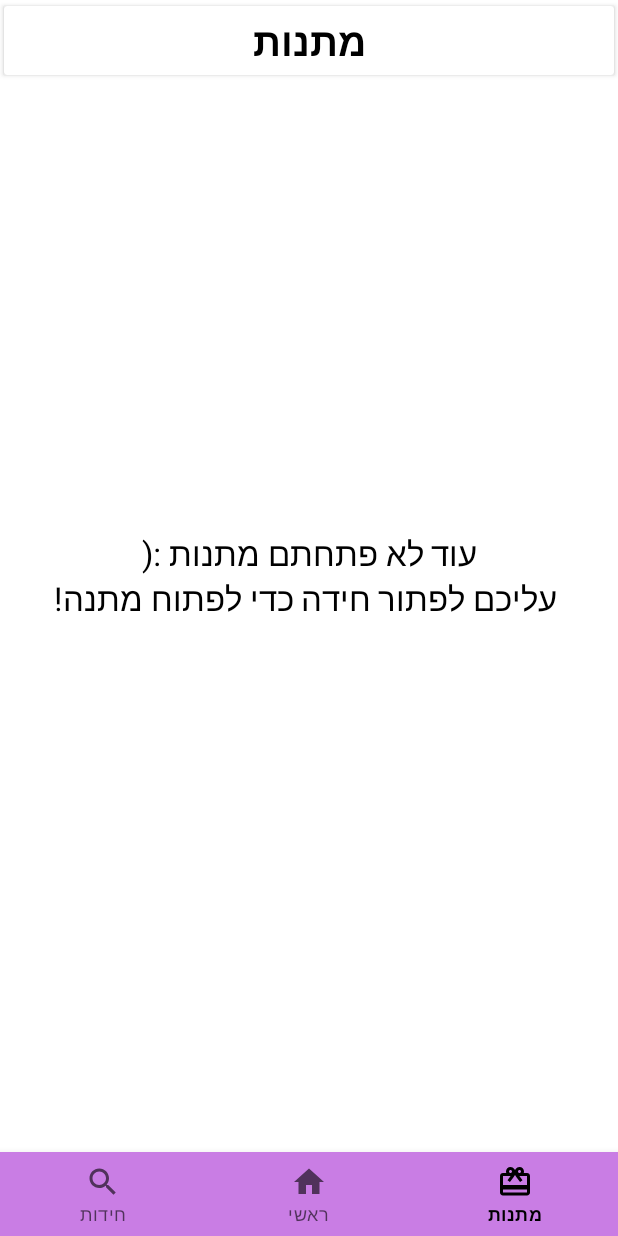
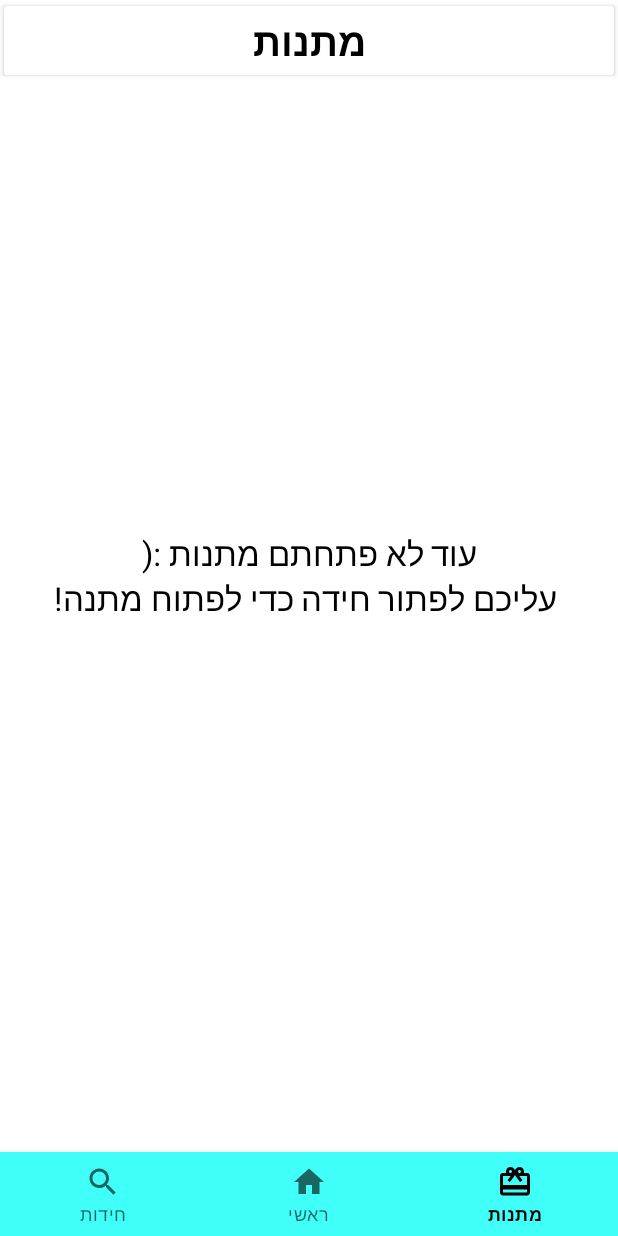
Before and after one commit to MishelK/T-L-Wedding, an Android app: the screen it shows after launch (MainActivity), item 3 of the bottom bar chosen, on a phone screen of 412 x 824 dp. Run offline under Robolectric (Android 15) with nearby library versions, the light colour scheme and no system bars; 2 statements that could not run were skipped.

Commit message:
Added circular progress bar to main page, finished present data input, changed app primary color

```diff
--- a/app/build.gradle
+++ b/app/build.gradle
@@ -45,4 +45,5 @@ dependencies {
     implementation 'com.google.code.gson:gson:2.9.1'
     implementation 'com.github.bumptech.glide:glide:4.13.2'
     annotationProcessor 'com.github.bumptech.glide:compiler:4.13.2'
+    implementation 'com.mikhaellopez:circularprogressbar:3.1.0'
 }
--- a/app/src/main/java/com/mishelk/talia_lior_wedding/adapters/PresentAdapter.kt
+++ b/app/src/main/java/com/mishelk/talia_lior_wedding/adapters/PresentAdapter.kt
@@ -7,6 +7,7 @@ import android.view.ViewGroup
 import android.widget.ImageView
 import android.widget.RelativeLayout
 import android.widget.TextView
+import androidx.core.view.isGone
 import androidx.recyclerview.widget.RecyclerView
 import com.mishelk.talia_lior_wedding.R
 import com.mishelk.talia_lior_wedding.data_classes.Present
@@ -28,11 +29,11 @@ class PresentAdapter(
         val present: Present = data[position]
         holder.tvTitle.text = present.title
         holder.tvDescription.text = present.description
+        holder.tvDescription.isGone = present.description?.isEmpty() == true
         if (present.presentType == Present.PresentType.VOUCHER.id)
             holder.ivImage.setImageResource(R.drawable.gift)
         else if (present.presentType == Present.PresentType.VIDEO.id)
             holder.ivImage.setImageResource(R.drawable.ic_camera)
-
         holder.rlContent.setOnClickListener {
             onItemSelectedListener?.onItemSelected(data[position], position)
         }
--- a/app/src/main/java/com/mishelk/talia_lior_wedding/bottom_sheets/PresentBottomSheet.kt
+++ b/app/src/main/java/com/mishelk/talia_lior_wedding/bottom_sheets/PresentBottomSheet.kt
@@ -7,6 +7,7 @@ import android.widget.ImageView
 import android.widget.LinearLayout
 import android.widget.TextView
 import androidx.cardview.widget.CardView
+import androidx.core.view.isGone
 import androidx.core.view.isVisible
 import com.bumptech.glide.Glide
 import com.mishelk.talia_lior_wedding.R
@@ -41,6 +42,7 @@ class PresentBottomSheet(
         ivGift = view.findViewById(R.id.ivGift)
         tvTitle = view.findViewById(R.id.tvTitle)
         tvDescription = view.findViewById(R.id.tvDescription)
+        tvDescription.isGone = present.description?.isEmpty() ?: true
         initViewsByPresentType()
     }
 
--- a/app/src/main/java/com/mishelk/talia_lior_wedding/data/RiddleRepository.kt
+++ b/app/src/main/java/com/mishelk/talia_lior_wedding/data/RiddleRepository.kt
@@ -13,15 +13,6 @@ class RiddleRepository {
 
     companion object {
 
-        fun saveRiddlesData(riddles: MutableList<Riddle>, context: Context) {
-            val gson = Gson()
-            val stringJson = gson.toJson(riddles)
-            val prefs = context.getSharedPreferences("TLPrefs", Context.MODE_PRIVATE)
-            val editor = prefs.edit()
-            editor.putString("riddles_json", stringJson)
-            editor.commit()
-        }
-
         fun getRiddlesData(context: Context): MutableList<Riddle> {
             val riddlesFromCache: MutableList<Riddle>? = getRiddlesDataFromSp(context)
             return riddlesFromCache ?: getInitialRiddlesData(context)
@@ -36,6 +27,27 @@ class RiddleRepository {
                 }
             }
             return riddles
+        }
+
+        fun getRiddleCount(context: Context): Int {
+            return getRiddlesData(context).size
+        }
+
+        fun getSolvedRiddleCount(context: Context): Int {
+            val riddles = getRiddlesData(context)
+            var count = 0
+            for (riddle in riddles)
+               if (riddle.isSolved) count++
+            return count
+        }
+
+        private fun saveRiddlesData(riddles: MutableList<Riddle>, context: Context) {
+            val gson = Gson()
+            val stringJson = gson.toJson(riddles)
+            val prefs = context.getSharedPreferences("TLPrefs", Context.MODE_PRIVATE)
+            val editor = prefs.edit()
+            editor.putString("riddles_json", stringJson)
+            editor.commit()
         }
 
         private fun getRiddlesDataFromSp(context: Context): MutableList<Riddle>? {
--- a/app/src/main/java/com/mishelk/talia_lior_wedding/fragments/MainFragment.kt
+++ b/app/src/main/java/com/mishelk/talia_lior_wedding/fragments/MainFragment.kt
@@ -4,8 +4,15 @@ import android.os.Bundle
 import android.view.LayoutInflater
 import android.view.View
 import android.view.ViewGroup
+import androidx.core.view.isVisible
 import androidx.fragment.app.Fragment
+import androidx.recyclerview.widget.LinearLayoutManager
 import com.mishelk.talia_lior_wedding.R
+import com.mishelk.talia_lior_wedding.adapters.PresentAdapter
+import com.mishelk.talia_lior_wedding.data.RiddleRepository
+import com.mishelk.talia_lior_wedding.data_classes.Present
+import kotlinx.android.synthetic.main.fragment_main.*
+import kotlinx.android.synthetic.main.fragment_presents.*
 
 
 class MainFragment: Fragment() {
@@ -17,9 +24,16 @@ class MainFragment: Fragment() {
         return inflater.inflate(R.layout.fragment_main, parent, false)
     }
 
-    // This event is triggered soon after onCreateView().
-    // Any view setup should occur here.  E.g., view lookups and attaching view listeners.
-//    override fun onViewCreated(view: View?, savedInstanceState: Bundle?) {
-//        // Setup any handles to view objects here
-//    }
+    override fun onViewCreated(view: View, savedInstanceState: Bundle?) {
+        super.onViewCreated(view, savedInstanceState)
+        initProgressBar()
+    }
+
+    private fun initProgressBar() {
+        val riddleCount = RiddleRepository.getRiddleCount(requireContext())
+        val solvedRiddleCount = RiddleRepository.getSolvedRiddleCount(requireContext())
+        circularProgressBar.progressMax = riddleCount.toFloat()
+        circularProgressBar.progress = solvedRiddleCount.toFloat()
+        tvProgress.text = "$solvedRiddleCount/$riddleCount"
+    }
 }
--- a/app/src/main/res/layout/item_present.xml
+++ b/app/src/main/res/layout/item_present.xml
@@ -39,9 +39,9 @@
                 android:layout_height="wrap_content"
                 android:layout_below="@id/tvTitle"
                 android:layout_marginTop="5dp"
-                android:maxLines="2"
                 android:ellipsize="end"
                 android:gravity="center_horizontal"
+                android:maxLines="2"
                 android:text="טקסט המתאר את תוכן המתנה"
                 android:textColor="@color/colorOnPrimary"
                 android:textSize="14sp" />
--- a/app/src/main/res/layout/present_bottom_sheet.xml
+++ b/app/src/main/res/layout/present_bottom_sheet.xml
@@ -15,7 +15,7 @@
         android:textStyle="bold"
         android:textSize="22sp"
         android:text="כותרת המתנה"
-        android:layout_marginHorizontal="10dp"
+        android:layout_marginHorizontal="20dp"
         android:layout_marginTop="10dp"/>
 
     <TextView
@@ -26,7 +26,7 @@
         android:textColor="@color/colorOnPrimary"
         android:textSize="16sp"
         android:layout_marginTop="5dp"
-        android:layout_marginHorizontal="10dp"
+        android:layout_marginHorizontal="20dp"
         android:text="תיאור המתנה הארוך שיתאר מה המתנה בתיאור די ארוך ומוארך באריכותו"/>
 
     <LinearLayout
@@ -109,7 +109,7 @@
             android:layout_width="match_parent"
             android:layout_height="40dp"
             android:layout_marginHorizontal="40dp"
-            android:layout_marginTop="40dp"
+            android:layout_marginTop="20dp"
             app:cardBackgroundColor="@color/colorPrimary"
             app:cardCornerRadius="20dp"
             android:visibility="visible">
--- a/app/src/main/res/values/colors.xml
+++ b/app/src/main/res/values/colors.xml
@@ -1,6 +1,6 @@
 <?xml version="1.0" encoding="utf-8"?>
 <resources>
-    <color name="colorPrimary">@color/mariColor</color>
+    <color name="colorPrimary">#40FFF9</color>
     <color name="colorPrimaryVariant">@color/black</color>
     <color name="colorOnPrimary">@color/black</color>
     <color name="colorSecondary">@color/purple_200</color>
```
Also changed, not shown: app/src/main/res/layout/fragment_main.xml (+77 -13 lines), app/src/main/res/raw/initial_presents_data.json (+7 -7 lines).
